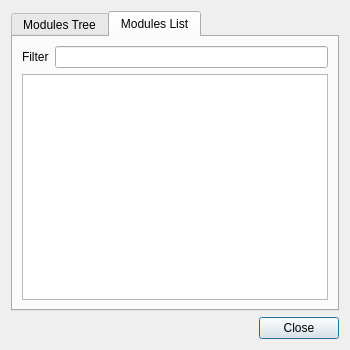
Old version of the form src/plugins/grass/qgsgrasstoolsbase.ui in the repository qgis/QGIS.
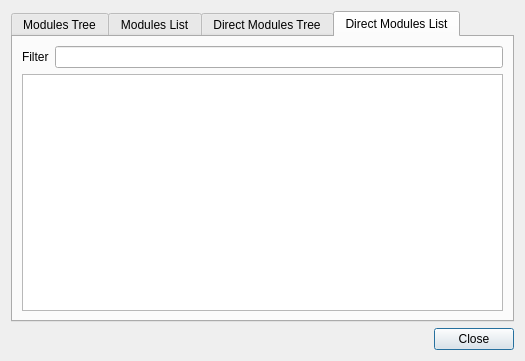
New version of the form.

Commit message: GRASS Direct

```diff
--- a/src/plugins/grass/qgsgrasstoolsbase.ui
+++ b/src/plugins/grass/qgsgrasstoolsbase.ui
@@ -6,8 +6,8 @@
    <rect>
     <x>0</x>
     <y>0</y>
-    <width>350</width>
-    <height>350</height>
+    <width>525</width>
+    <height>361</height>
    </rect>
   </property>
   <property name="minimumSize">
@@ -23,7 +23,7 @@
    <item row="0" column="0">
     <widget class="QTabWidget" name="mTabWidget">
      <property name="currentIndex">
-      <number>1</number>
+      <number>3</number>
      </property>
      <widget class="QWidget" name="modulesTree">
       <attribute name="title">
@@ -80,6 +80,61 @@
        </item>
       </layout>
      </widget>
+     <widget class="QWidget" name="mDirectModulesTreeTab">
+      <attribute name="title">
+       <string>Direct Modules Tree</string>
+      </attribute>
+      <layout class="QGridLayout" name="gridLayout">
+       <item row="0" column="0">
+        <widget class="QTreeWidget" name="mDirectModulesTree">
+         <property name="indentation">
+          <number>8</number>
+         </property>
+         <property name="rootIsDecorated">
+          <bool>false</bool>
+         </property>
+         <property name="wordWrap">
+          <bool>true</bool>
+         </property>
+         <column>
+          <property name="text">
+           <string>1</string>
+          </property>
+         </column>
+        </widget>
+       </item>
+      </layout>
+     </widget>
+     <widget class="QWidget" name="mDirectModulesListTab">
+      <attribute name="title">
+       <string>Direct Modules List</string>
+      </attribute>
+      <layout class="QGridLayout" name="gridLayout_3">
+       <item row="0" column="0">
+        <widget class="QLabel" name="label_2">
+         <property name="text">
+          <string>Filter</string>
+         </property>
+        </widget>
+       </item>
+       <item row="0" column="1">
+        <widget class="QLineEdit" name="mDirectFilterInput"/>
+       </item>
+       <item row="1" column="0" colspan="2">
+        <widget class="QListView" name="mDirectListView">
+         <property name="horizontalScrollBarPolicy">
+          <enum>Qt::ScrollBarAlwaysOff</enum>
+         </property>
+         <property name="alternatingRowColors">
+          <bool>true</bool>
+         </property>
+         <property name="wordWrap">
+          <bool>true</bool>
+         </property>
+        </widget>
+       </item>
+      </layout>
+     </widget>
     </widget>
    </item>
    <item row="1" column="0">
```
Left out of the diff: 4 changed lines with no effect on the pictures. The commit also changes 18 other files.
